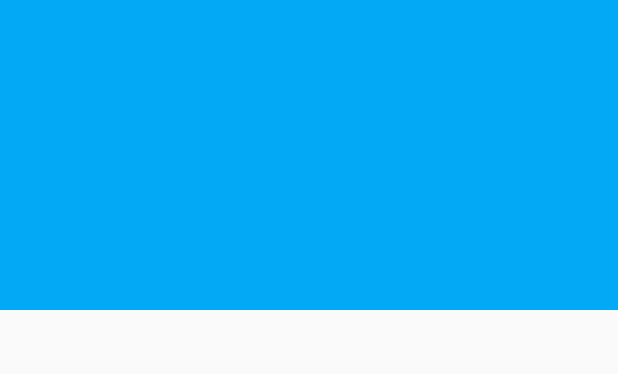
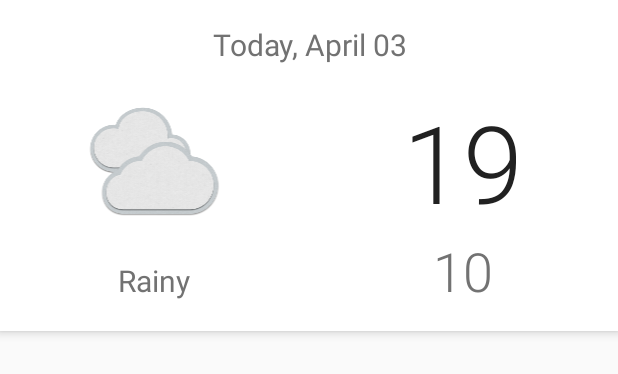
Before and after one commit to udacity/Advanced_Android_Development, an Android app: the layout list_item_forecast_today.xml on its own in the app's theme, with its tools: preview values and no code run, on a phone screen of 412 x 824 dp. Shown: the top 374 px of the screen. Run offline under Robolectric (Android 15) with nearby library versions, the phone set to English and light mode, and no system bars.

Commit message:
Updated forecast layout on phones to match our new design.

```diff
--- a/app/src/main/res/layout/list_item_forecast_today.xml
+++ b/app/src/main/res/layout/list_item_forecast_today.xml
@@ -1,3 +1,4 @@
+<?xml version="1.0" encoding="utf-8"?>
 <!--
      Copyright (C) 2015 The Android Open Source Project
 
@@ -14,73 +15,74 @@
      limitations under the License.
  -->
 <!-- Layout for weather forecast list item for today -->
-<LinearLayout xmlns:android="http://schemas.android.com/apk/res/android"
+<FrameLayout
+    xmlns:android="http://schemas.android.com/apk/res/android"
+    xmlns:app="http://schemas.android.com/apk/res-auto"
+    xmlns:tools="http://schemas.android.com/tools"
     android:layout_width="match_parent"
     android:layout_height="wrap_content"
-    android:gravity="center_vertical"
-    android:minHeight="?android:attr/listPreferredItemHeight"
-    android:orientation="horizontal"
-    android:background="@drawable/today_touch_selector">
-
-    <LinearLayout
+    android:background="@drawable/touch_selector_white"
+    android:elevation="4dp"
+    >
+    <android.support.v7.widget.GridLayout
+        android:layout_width="match_parent"
         android:layout_height="wrap_content"
-        android:layout_width="0dp"
-        android:layout_weight="7"
-        android:layout_marginTop="16dp"
-        android:layout_marginBottom="16dp"
-        android:layout_marginLeft="60dp"
-        android:layout_marginStart="60dp"
-        android:orientation="vertical">
+        app:columnCount="2">
 
         <TextView
             android:id="@+id/list_item_date_textview"
-            android:layout_width="match_parent"
-            android:layout_height="wrap_content"
-            android:textAppearance="?android:textAppearanceLarge"
-            android:fontFamily="sans-serif-condensed"
-            android:textColor="@color/white" />
+            android:layout_marginBottom="@dimen/abc_list_item_padding_horizontal_material"
+            android:layout_marginTop="@dimen/abc_list_item_padding_horizontal_material"
+            android:fontFamily="sans-serif"
+            android:gravity="center_horizontal"
+            android:textAppearance="@style/TextAppearance.AppCompat.Title"
+            android:textColor="@color/secondary_text"
+            app:layout_columnSpan="2"
+            app:layout_columnWeight="1"
+            app:layout_gravity="fill_horizontal"
+            tools:text="Today, April 03" />
+
+        <ImageView
+            android:id="@+id/list_item_icon"
+            android:layout_width="0dp"
+            android:adjustViewBounds="true"
+            android:maxHeight="@dimen/today_icon"
+            android:maxWidth="@dimen/today_icon"
+            app:layout_columnWeight="1"
+            app:layout_gravity="fill_horizontal"
+            tools:src="@drawable/art_clouds" />
 
         <TextView
             android:id="@+id/list_item_high_textview"
-            android:layout_width="match_parent"
-            android:layout_height="wrap_content"
+            android:layout_width="0dp"
+            android:fontFamily="sans-serif-light"
+            android:gravity="center_horizontal"
+            android:textColor="@color/primary_text"
             android:textSize="72sp"
-            android:fontFamily="sans-serif-light"
-            android:textColor="@color/white" />
+            app:layout_columnWeight="1"
+            app:layout_gravity="fill_horizontal"
+            tools:text="19" />
+
+        <TextView
+            android:id="@+id/list_item_forecast_textview"
+            android:layout_width="0dp"
+            android:fontFamily="sans-serif"
+            android:gravity="center_horizontal"
+            android:textAppearance="@style/TextAppearance.AppCompat.Title"
+            android:textColor="@color/secondary_text"
+            app:layout_columnWeight="1"
+            tools:text="Rainy" />
 
         <TextView
             android:id="@+id/list_item_low_textview"
-            android:layout_width="match_parent"
-            android:layout_height="wrap_content"
-            android:textColor="@color/white"
+            android:layout_width="0dp"
+            android:layout_marginBottom="@dimen/abc_list_item_padding_horizontal_material"
+            android:fontFamily="sans-serif-light"
+            android:gravity="center_horizontal"
+            android:textColor="@color/secondary_text"
             android:textSize="36sp"
-            android:layout_marginLeft="8dp"
-            android:layout_marginStart="8dp"/>
-    </LinearLayout>
+            app:layout_columnWeight="1"
+            tools:text="10" />
 
-    <LinearLayout
-        android:layout_height="wrap_content"
-        android:layout_width="0dp"
-        android:layout_weight="5"
-        android:layout_marginRight="16dp"
-        android:layout_marginEnd="16dp"
-        android:orientation="vertical"
-        android:gravity="center_horizontal|bottom">
-
-        <ImageView
-            android:id="@+id/list_item_icon"
-            android:layout_width="wrap_content"
-            android:layout_height="wrap_content"
-            android:layout_gravity="center_horizontal"
-            android:adjustViewBounds="true"/>
-
-        <TextView
-            android:id="@+id/list_item_forecast_textview"
-            android:layout_width="wrap_content"
-            android:layout_height="wrap_content"
-            android:fontFamily="sans-serif-condensed"
-            android:layout_gravity="center_horizontal"
-            android:textAppearance="?android:textAppearanceLarge"
-            android:textColor="@color/white"/>
-    </LinearLayout>
-</LinearLayout>
+    </android.support.v7.widget.GridLayout>
+</FrameLayout>
```
Also changed, not shown: app/src/main/res/layout/activity_main.xml (+9 -6 lines), app/src/main/res/layout/list_item_forecast.xml (+33 -30 lines).
